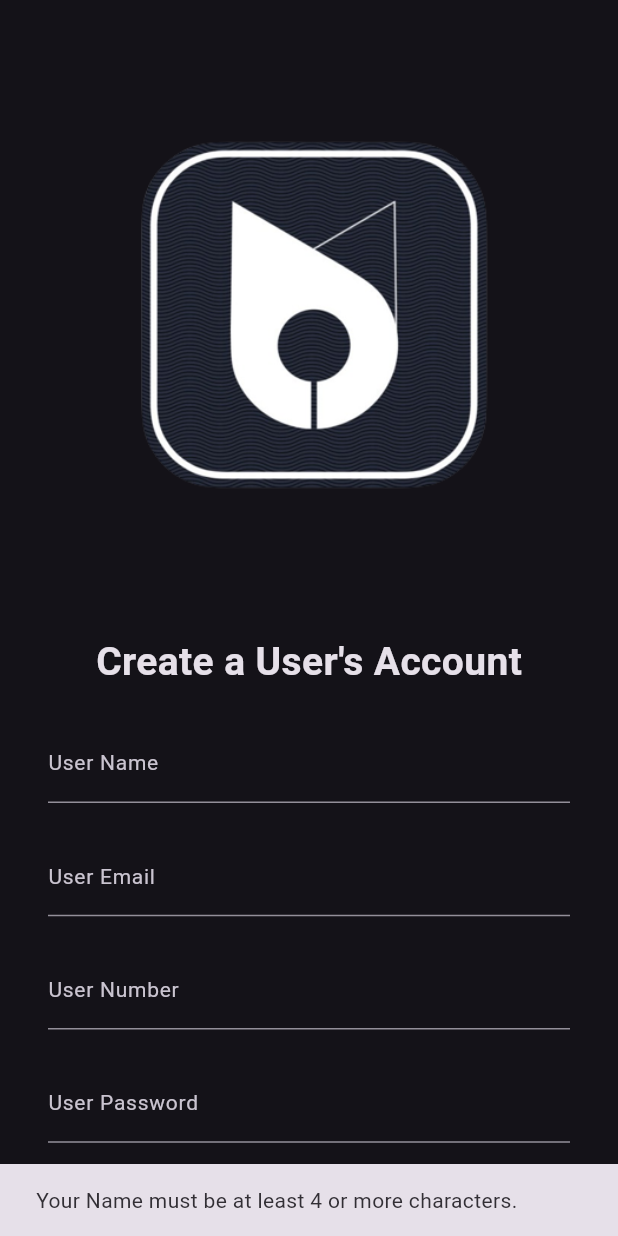
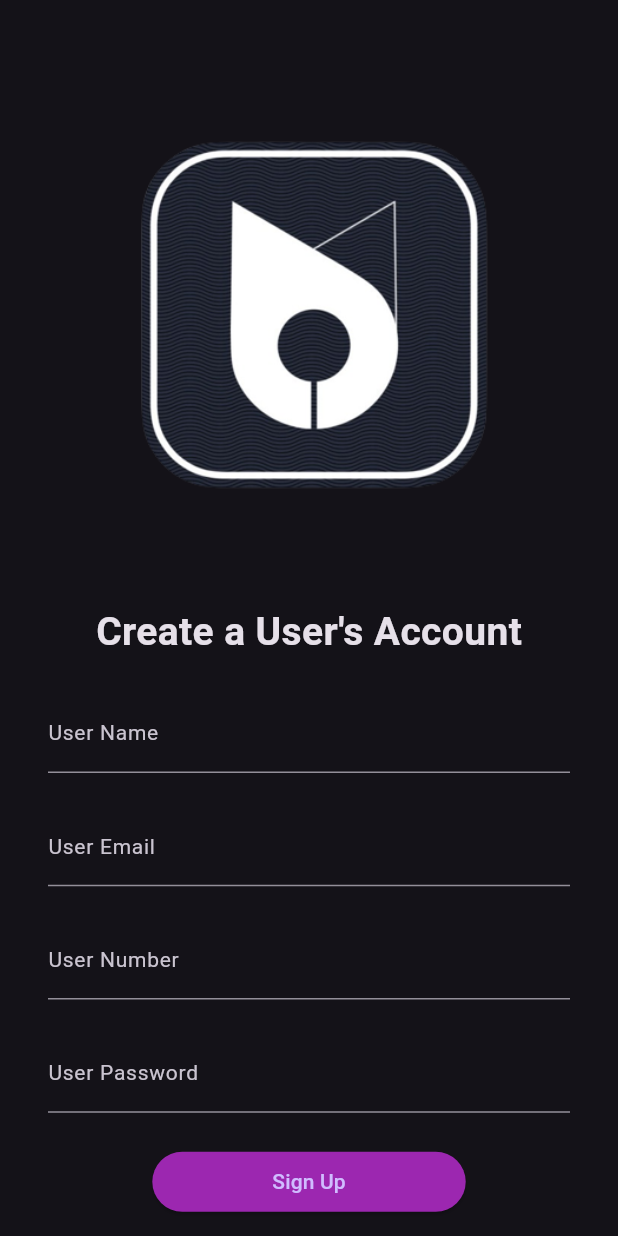
Before and after one commit to Prathme07/Carpol, a Flutter app: the SignUpScreen screen opened directly, after a tap on "Sign Up", on a phone screen of 412 x 824 dp. Run offline on Flutter 3.47's test engine with Material 3 defaults, Android fonts, the phone set to English and light mode, and no system bars; our stand-ins replace connectivity_plus.

Commit message:
updated code

```diff
--- a/user/lib/authentication/signup_screen.dart
+++ b/user/lib/authentication/signup_screen.dart
@@ -3,7 +3,7 @@ import 'package:user/authentication/login_scren.dart';
 import 'package:user/methods/common_method.dart';
 
 class SignUpScreen extends StatefulWidget {
-  const SignUpScreen({Key? key}) : super(key: key); // Fixed super call
+  const SignUpScreen({super.key});
 
   @override
   State<SignUpScreen> createState() => _SignUpScreenState();
@@ -16,26 +16,24 @@ class _SignUpScreenState extends State<SignUpScreen> {
   TextEditingController passwordtextEditingController = TextEditingController();
   CommonMethods cMethod = CommonMethods();
 
-  void checkIfNetworkIsAvailable() { // Added void return type
+  checkIfNetworkIsAvailable() {
     cMethod.checkConnectivity(context);
 
-    void signUpForValidation() { // Added void return type
-      if (usertextEditingController.text.trim().length < 4) { // Fixed typo: 'lenght' to 'length'
+    signUpForValidation() {
+      if (usertextEditingController.text.trim().length < 4) {
     cMethod.displaySnackBar(
-            "Your Name must be at least 4 or more characters.", context); // Fixed typo: 'lenght' to 'length'
-      } else if (userPhoneEditingController.text.trim().length >= 11) { // Fixed typo: 'lenght' to 'length'
-        cMethod.displaySnackBar("Your Number must be 10 digits.", context); // Fixed typo: 'lenght' to 'length'
-      } else if (!emailtextEditingController.text.contains("@")) { // Fixed email validation condition
-        cMethod.displaySnackBar("Please write a valid email.", context); // Fixed typo: 'valid email' to 'a valid email'
-      } else if (passwordtextEditingController.text.trim().length < 6) { // Changed length to be consistent with the message
+        "Your Name must be at least 4 characters or more.", context);
+      } else if (userPhoneEditingController.text.trim().length < 10) {
+    cMethod.displaySnackBar("Your Number must be 10 digits.", context);
+  } else if (!emailtextEditingController.text.contains("@")) {
+    cMethod.displaySnackBar("Please write a valid email.", context);
+  } else if (passwordtextEditingController.text.trim().length < 6) {
     cMethod.displaySnackBar(
-            "Password must have at least 6 or more characters", context); // Fixed typo: 'lenght' to 'length'
+        "Password must have at least 6 characters or more.", context);
   } else {
     // register the user
   }
 }
-
-    signUpForValidation(); // Call signUpForValidation function
   }
 
   @override
@@ -47,9 +45,8 @@ class _SignUpScreenState extends State<SignUpScreen> {
           child: Column(
             children: [
               Image.asset("assets/images/logo.png"),
-              const SizedBox(height: 20), // Added SizedBox for spacing
               const Text(
-                "Create a User's Account",
+                "Create a User\'s Account",
                 style: TextStyle(fontSize: 26, fontWeight: FontWeight.bold),
               ),
               Padding(
@@ -73,6 +70,7 @@ class _SignUpScreenState extends State<SignUpScreen> {
                     const SizedBox(
                       height: 22,
                     ),
+
                     TextField(
                       controller: emailtextEditingController,
                       keyboardType: TextInputType.emailAddress,
@@ -107,6 +105,7 @@ class _SignUpScreenState extends State<SignUpScreen> {
                     const SizedBox(
                       height: 22,
                     ),
+
                     TextField(
                       controller: passwordtextEditingController,
                       obscureText: true,
@@ -125,7 +124,8 @@ class _SignUpScreenState extends State<SignUpScreen> {
                         checkIfNetworkIsAvailable();
                       },
                       style: ElevatedButton.styleFrom(
-                        primary: Colors.purple, // Fixed deprecated property
+                        backgroundColor:
+                            Colors.purple, // Fixed deprecated property
                         padding: const EdgeInsets.symmetric(
                             horizontal: 80, vertical: 10),
                       ),
```
Lines whose indentation alone changed are shown as unchanged.
